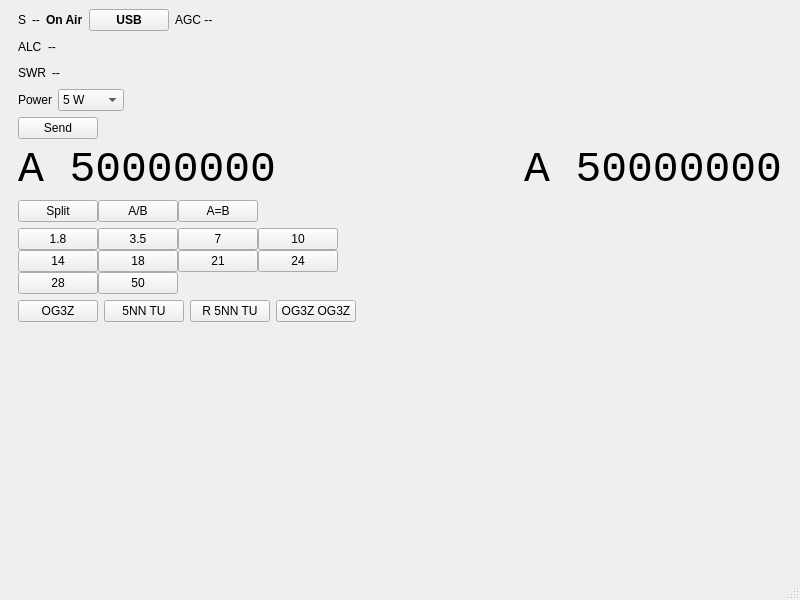
Before: the Qt Designer form mainwindow.ui in eloranta/HamVibe, drawn with Qt 5.
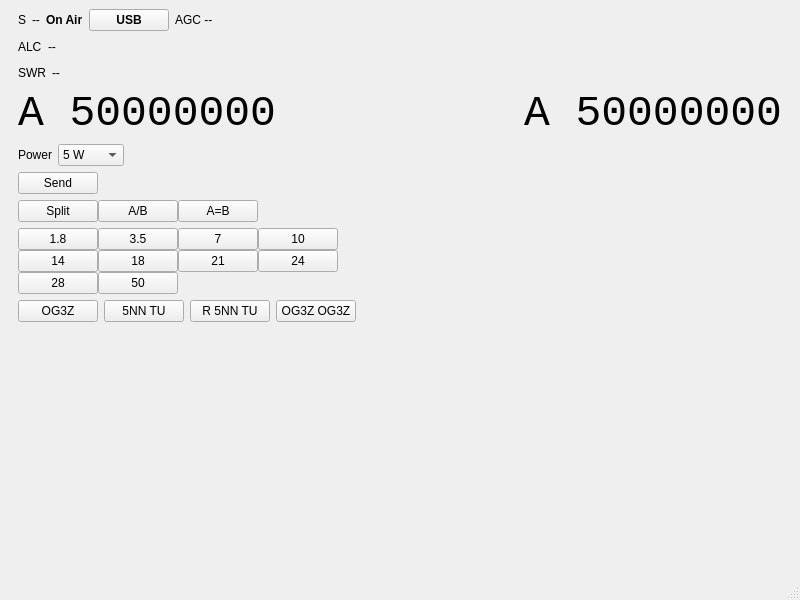
After: the same form once the commit is applied. Custom widgets are drawn as their Qt base class.

Commit message: Moved the power level combo and Send button to sit below the frequency displays

Patch:
```diff
--- a/mainwindow.ui
+++ b/mainwindow.ui
@@ -157,6 +157,55 @@
            </item>
           </layout>
          </item>
+        <item>
+         <layout class="QHBoxLayout" name="horizontalLayout">
+           <item>
+            <widget class="FrequencyLabel" name="leftFrequency">
+             <property name="enabled">
+              <bool>true</bool>
+             </property>
+             <property name="font">
+              <font>
+               <family>Consolas</family>
+               <pointsize>32</pointsize>
+              </font>
+             </property>
+             <property name="text">
+              <string>A 50000000</string>
+             </property>
+            </widget>
+           </item>
+           <item>
+            <spacer name="horizontalSpacer">
+             <property name="orientation">
+              <enum>Qt::Orientation::Horizontal</enum>
+             </property>
+             <property name="sizeHint" stdset="0">
+              <size>
+               <width>40</width>
+               <height>20</height>
+              </size>
+             </property>
+            </spacer>
+           </item>
+           <item>
+            <widget class="FrequencyLabel" name="rightFrequency">
+             <property name="enabled">
+              <bool>true</bool>
+             </property>
+             <property name="font">
+              <font>
+               <family>Consolas</family>
+               <pointsize>32</pointsize>
+              </font>
+             </property>
+             <property name="text">
+              <string>A 50000000</string>
+             </property>
+            </widget>
+           </item>
+          </layout>
+         </item>
          <item>
           <layout class="QHBoxLayout" name="powerLevelLayout">
            <item>
@@ -167,7 +216,7 @@
             </widget>
            </item>
            <item>
-                        <widget class="QComboBox" name="powerLevelCombo">
+            <widget class="QComboBox" name="powerLevelCombo">
              <item>
               <property name="text">
                <string>5 W</string>
@@ -309,55 +358,6 @@
            </item>
           </layout>
          </item>
-        <item>
-         <layout class="QHBoxLayout" name="horizontalLayout">
-           <item>
-            <widget class="FrequencyLabel" name="leftFrequency">
-             <property name="enabled">
-              <bool>true</bool>
-             </property>
-             <property name="font">
-              <font>
-               <family>Consolas</family>
-               <pointsize>32</pointsize>
-              </font>
-             </property>
-             <property name="text">
-              <string>A 50000000</string>
-             </property>
-            </widget>
-           </item>
-           <item>
-            <spacer name="horizontalSpacer">
-             <property name="orientation">
-              <enum>Qt::Orientation::Horizontal</enum>
-             </property>
-             <property name="sizeHint" stdset="0">
-              <size>
-               <width>40</width>
-               <height>20</height>
-              </size>
-             </property>
-            </spacer>
-           </item>
-           <item>
-            <widget class="FrequencyLabel" name="rightFrequency">
-             <property name="enabled">
-              <bool>true</bool>
-             </property>
-             <property name="font">
-              <font>
-               <family>Consolas</family>
-               <pointsize>32</pointsize>
-              </font>
-             </property>
-             <property name="text">
-              <string>A 50000000</string>
-             </property>
-            </widget>
-           </item>
-          </layout>
-         </item>
         </layout>
        </item>
        <item row="1" column="0">
```
